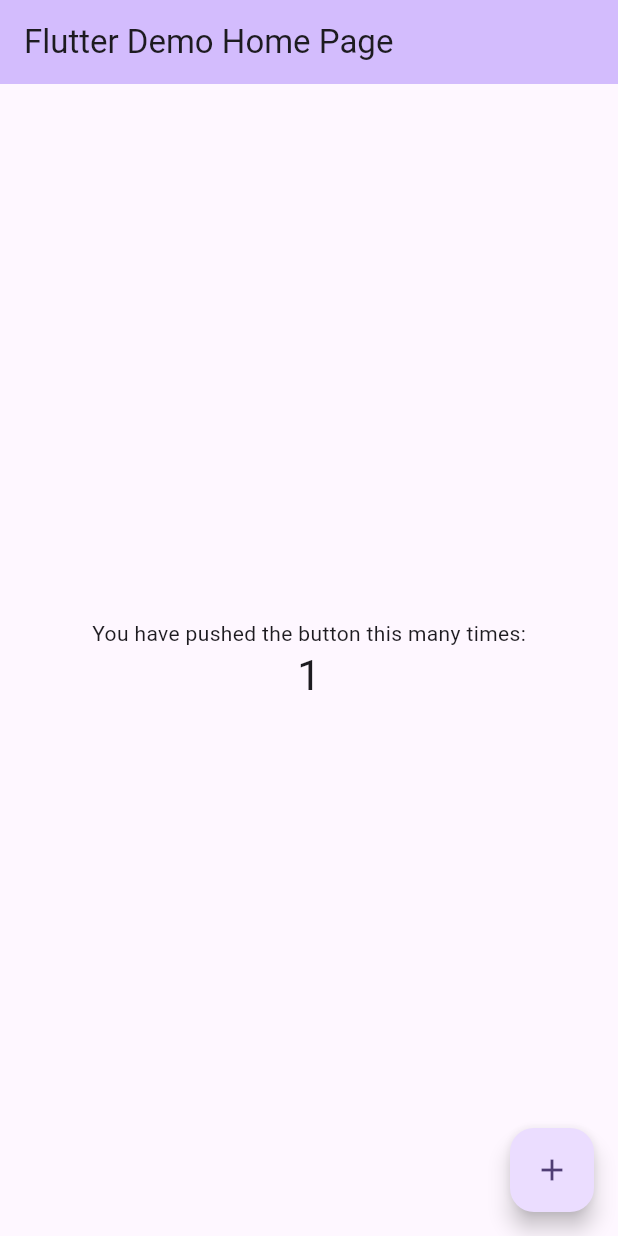
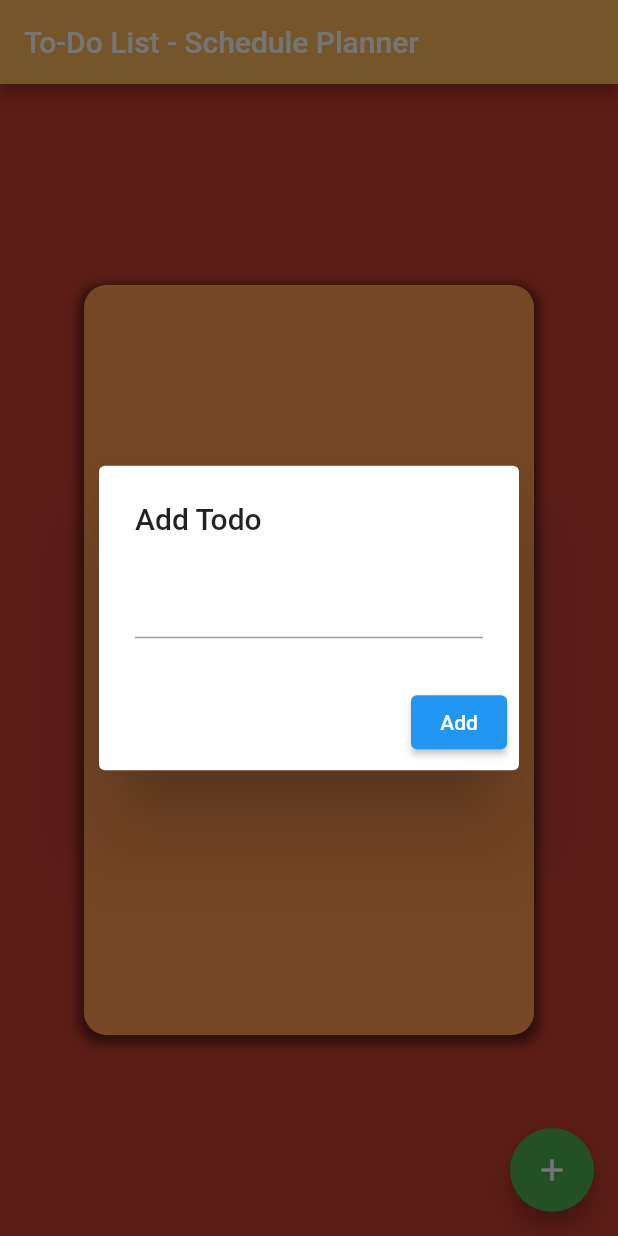
Before and after one commit to laragrace30/todo_app, a Flutter app: the screen it shows after launch, after a tap on the "add" icon, on a phone screen of 412 x 824 dp. Run offline on Flutter 3.47's test engine with Material 2 defaults, Android fonts, the phone set to English and light mode, and no system bars; our stand-ins replace hive, hive_flutter; accounts and stored records are empty.

Commit message:
Added a container on the todo list page

```diff
--- a/lib/main.dart
+++ b/lib/main.dart
@@ -1,125 +1,37 @@
 import 'package:flutter/material.dart';
+import 'package:hive_flutter/hive_flutter.dart';
+import 'package:path_provider/path_provider.dart';
+import 'todo_item.dart';
+import 'todo_list_page.dart';
+import 'todo_service.dart';
 
-void main() {
-  runApp(const MyApp());
+
+void main() async {
+  WidgetsFlutterBinding.ensureInitialized();
+  await Hive.initFlutter((await getApplicationDocumentsDirectory()).path);
+  Hive.registerAdapter(TodoItemAdapter());
+  runApp(MyApp());
 }
 
 class MyApp extends StatelessWidget {
-  const MyApp({super.key});
+   MyApp({super.key});
 
-  // This widget is the root of your application.
+  final TodoService _todoService = TodoService();
+
   @override
   Widget build(BuildContext context) {
     return MaterialApp(
-      title: 'Flutter Demo',
-      theme: ThemeData(
-        // This is the theme of your application.
-        //
-        // TRY THIS: Try running your application with "flutter run". You'll see
-        // the application has a blue toolbar. Then, without quitting the app,
-        // try changing the seedColor in the colorScheme below to Colors.green
-        // and then invoke "hot reload" (save your changes or press the "hot
-        // reload" button in a Flutter-supported IDE, or press "r" if you used
-        // the command line to start the app).
-        //
-        // Notice that the counter didn't reset back to zero; the application
-        // state is not lost during the reload. To reset the state, use hot
-        // restart instead.
-        //
-        // This works for code too, not just values: Most code changes can be
-        // tested with just a hot reload.
-        colorScheme: ColorScheme.fromSeed(seedColor: Colors.deepPurple),
-        useMaterial3: true,
+      title: 'Hive TODO List',
+      debugShowCheckedModeBanner: false,
+      home: FutureBuilder(
+        future: _todoService.getAllTodos(),
+        builder: (context, AsyncSnapshot<List<TodoItem>> snapshot) {
+          if (snapshot.connectionState == ConnectionState.done) {
+            return TodoListPage(snapshot.data ?? []);
+          }
+          return const CircularProgressIndicator();
+        },
       ),
-      home: const MyHomePage(title: 'Flutter Demo Home Page'),
     );
   }
 }
-
-class MyHomePage extends StatefulWidget {
-  const MyHomePage({super.key, required this.title});
-
-  // This widget is the home page of your application. It is stateful, meaning
-  // that it has a State object (defined below) that contains fields that affect
-  // how it looks.
-
-  // This class is the configuration for the state. It holds the values (in this
-  // case the title) provided by the parent (in this case the App widget) and
-  // used by the build method of the State. Fields in a Widget subclass are
-  // always marked "final".
-
-  final String title;
-
-  @override
-  State<MyHomePage> createState() => _MyHomePageState();
-}
-
-class _MyHomePageState extends State<MyHomePage> {
-  int _counter = 0;
-
-  void _incrementCounter() {
-    setState(() {
-      // This call to setState tells the Flutter framework that something has
-      // changed in this State, which causes it to rerun the build method below
-      // so that the display can reflect the updated values. If we changed
-      // _counter without calling setState(), then the build method would not be
-      // called again, and so nothing would appear to happen.
-      _counter++;
-    });
-  }
-
-  @override
-  Widget build(BuildContext context) {
-    // This method is rerun every time setState is called, for instance as done
-    // by the _incrementCounter method above.
-    //
-    // The Flutter framework has been optimized to make rerunning build methods
-    // fast, so that you can just rebuild anything that needs updating rather
-    // than having to individually change instances of widgets.
-    return Scaffold(
-      appBar: AppBar(
-        // TRY THIS: Try changing the color here to a specific color (to
-        // Colors.amber, perhaps?) and trigger a hot reload to see the AppBar
-        // change color while the other colors stay the same.
-        backgroundColor: Theme.of(context).colorScheme.inversePrimary,
-        // Here we take the value from the MyHomePage object that was created by
-        // the App.build method, and use it to set our appbar title.
-        title: Text(widget.title),
-      ),
-      body: Center(
-        // Center is a layout widget. It takes a single child and positions it
-        // in the middle of the parent.
-        child: Column(
-          // Column is also a layout widget. It takes a list of children and
-          // arranges them vertically. By default, it sizes itself to fit its
-          // children horizontally, and tries to be as tall as its parent.
-          //
-          // Column has various properties to control how it sizes itself and
-          // how it positions its children. Here we use mainAxisAlignment to
-          // center the children vertically; the main axis here is the vertical
-          // axis because Columns are vertical (the cross axis would be
-          // horizontal).
-          //
-          // TRY THIS: Invoke "debug painting" (choose the "Toggle Debug Paint"
-          // action in the IDE, or press "p" in the console), to see the
-          // wireframe for each widget.
-          mainAxisAlignment: MainAxisAlignment.center,
-          children: <Widget>[
-            const Text(
-              'You have pushed the button this many times:',
-            ),
-            Text(
-              '$_counter',
-              style: Theme.of(context).textTheme.headlineMedium,
-            ),
-          ],
-        ),
-      ),
-      floatingActionButton: FloatingActionButton(
-        onPressed: _incrementCounter,
-        tooltip: 'Increment',
-        child: const Icon(Icons.add),
-      ), // This trailing comma makes auto-formatting nicer for build methods.
-    );
-  }
-}
--- /dev/null
+++ b/lib/todo_item.dart
@@ -0,0 +1,14 @@
+import 'package:hive/hive.dart';
+
+part 'todo_item.g.dart';
+
+@HiveType(typeId: 1)
+class TodoItem {
+  @HiveField(0)
+  final String title;
+
+  @HiveField(1)
+  bool isCompleted;
+
+  TodoItem(this.title, {this.isCompleted = false});
+}
--- /dev/null
+++ b/lib/todo_list_page.dart
@@ -0,0 +1,104 @@
+import 'package:flutter/material.dart';
+import 'package:hive_flutter/hive_flutter.dart';
+
+import 'todo_item.dart';
+import 'todo_service.dart';
+
+class TodoListPage extends StatefulWidget {
+  final List<TodoItem> todos;
+
+  TodoListPage(this.todos);
+
+  @override
+  _TodoListPageState createState() => _TodoListPageState();
+}
+
+class _TodoListPageState extends State<TodoListPage> {
+  final TodoService _todoService = TodoService();
+  final TextEditingController _controller = TextEditingController();
+
+  @override
+  Widget build(BuildContext context) {
+    return Scaffold(
+      appBar: AppBar(
+        title: const Text("To-Do List - Schedule Planner"),
+        backgroundColor: const Color(0xFFFFBB5C),
+      ),
+      backgroundColor: const Color(0xFFC63D2F),
+      body: Center(
+        child: Container(
+          alignment: Alignment.center,
+          height: 500,
+          width: 300,
+          decoration: BoxDecoration(
+            color: const Color(0xFFFF9B50),
+            borderRadius: BorderRadius.circular(15),
+            boxShadow: [
+              BoxShadow(
+                color: Colors.black.withOpacity(0.5),
+                spreadRadius: 3,
+                blurRadius: 5,
+                offset: const Offset(0, 3),
+              ),
+            ],
+          ),
+         child: ValueListenableBuilder(
+          valueListenable: Hive.box<TodoItem>('todoBox').listenable(),
+          builder: (context, Box<TodoItem> box, _) {
+            return ListView.builder(
+              itemCount: box.values.length,
+              itemBuilder: (context, index) {
+                var todo = box.getAt(index);
+                return ListTile(
+                  title: Text(todo!.title),
+                  leading: Checkbox(
+                    value: todo.isCompleted,
+                    onChanged: (val) {
+                      _todoService.toggleCompleted(index, todo);
+                    },
+                  ),
+                  trailing: IconButton(
+                    icon: const Icon(Icons.delete),
+                    onPressed: () {
+                      _todoService.deleteTodo(index);
+                    },
+                  ),
+                );
+              },
+            );
+          },
+        ),
+        ),
+      ),
+      floatingActionButton: FloatingActionButton(
+        backgroundColor: Colors.green,
+        onPressed: () async {
+          showDialog(
+              context: context,
+              builder: (context) {
+                return AlertDialog(
+                  title: const Text('Add Todo'),
+                  content: TextField(
+                    controller: _controller,
+                  ),
+                  actions: [
+                    ElevatedButton(
+                      child: const Text('Add'),
+                      onPressed: () {
+                        if (_controller.text.isNotEmpty) {
+                          var todo = TodoItem(_controller.text);
+                          _todoService.addTodo(todo);
+                          _controller.clear();
+                          Navigator.pop(context);
+                        }
+                      },
+                    )
+                  ],
+                );
+              });
+        },
+        child: const Icon(Icons.add),
+      ),
+    );
+  }
+}
--- /dev/null
+++ b/lib/todo_service.dart
@@ -0,0 +1,29 @@
+import 'package:hive/hive.dart';
+import 'todo_item.dart';
+
+class TodoService {
+  final String _boxName = "todoBox";
+
+  Future<Box<TodoItem>> get _box async => await Hive.openBox<TodoItem>(_boxName);
+
+  Future<void> addTodo(TodoItem item) async {
+    var box = await _box;
+    await box.add(item);
+  }
+
+  Future<List<TodoItem>> getAllTodos() async {
+    var box = await _box;
+    return box.values.toList();
+  }
+
+  Future<void> deleteTodo(int index) async {
+    var box = await _box;
+    await box.deleteAt(index);
+  }
+
+  Future<void> toggleCompleted(int index, TodoItem item) async {
+    var box = await _box;
+    item.isCompleted = !item.isCompleted;
+    await box.putAt(index, item);
+  }
+}
--- a/pubspec.yaml
+++ b/pubspec.yaml
@@ -35,6 +35,9 @@ dependencies:
   # The following adds the Cupertino Icons font to your application.
   # Use with the CupertinoIcons class for iOS style icons.
   cupertino_icons: ^1.0.2
+  hive: any
+  hive_flutter: any
+  path_provider: ^2.1.1
 
 dev_dependencies:
   flutter_test:
@@ -46,6 +49,8 @@ dev_dependencies:
   # package. See that file for information about deactivating specific lint
   # rules and activating additional ones.
   flutter_lints: ^2.0.0
+  hive_generator: any
+  build_runner: any
 
 # For information on the generic Dart part of this file, see the
 # following page: https://dart.dev/tools/pub/pubspec
```
Also changed, not shown: lib/todo_item.g.dart (added), pubspec.lock, 2 other files.
